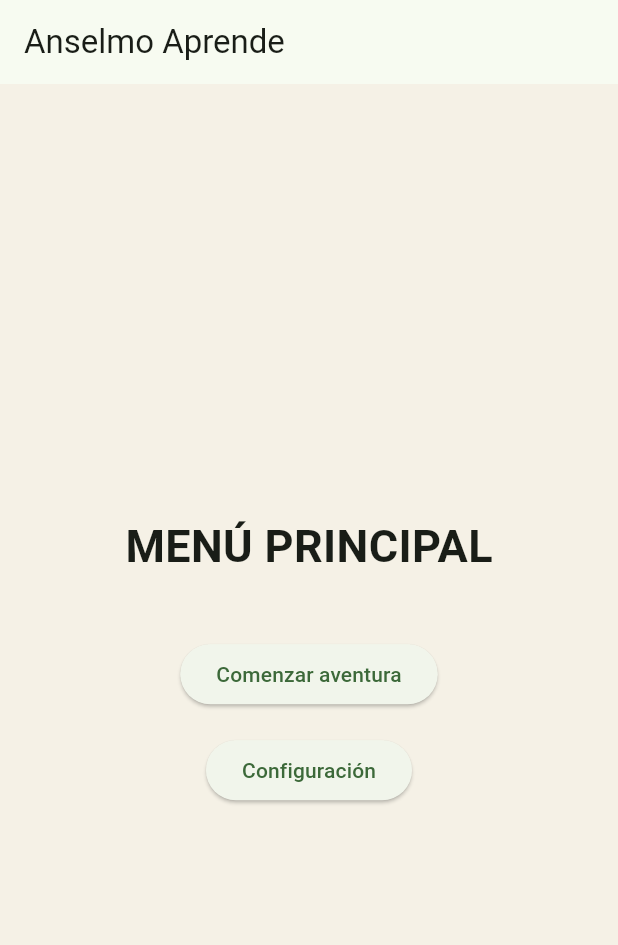
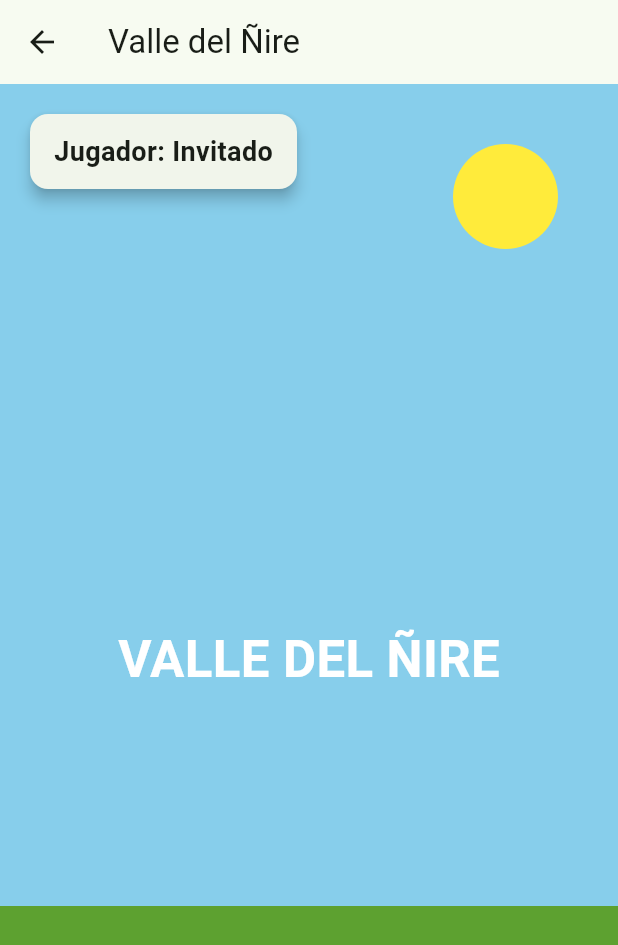
Before and after one commit to SebaSalgado89/anselmo-aprende, a Flutter app: the screen it shows after launch, after a tap on "Comenzar aventura", on a phone screen of 412 x 824 dp. Shown: the top 945 px of the screen. Run offline on Flutter 3.47's test engine with Material 3 defaults, Android fonts, the phone set to English and light mode, and no system bars.

Commit message:
Sprint 5 - Base visual del mundo

```diff
--- a/lib/app/routes.dart
+++ b/lib/app/routes.dart
@@ -1,16 +1,20 @@
 import 'package:flutter/material.dart';
+
 import '../features/home/home_screen.dart';
+import '../features/settings/settings_screen.dart';
 import '../features/splash/splash_screen.dart';
-import '../features/settings/settings_screen.dart';
+import '../features/world/world_screen.dart';
 
 class AppRoutes {
   static const splash = '/';
   static const home = '/home';
   static const settings = '/settings';
+  static const world = '/world';
 
   static Map<String, WidgetBuilder> get routes => {
         splash: (_) => const SplashScreen(),
         home: (_) => const HomeScreen(),
         settings: (_) => const SettingsScreen(),
+        world: (_) => const WorldScreen(),
       };
 }
--- a/lib/features/home/home_screen.dart
+++ b/lib/features/home/home_screen.dart
@@ -22,7 +22,9 @@ class HomeScreen extends StatelessWidget {
             ),
             const SizedBox(height: 40),
             ElevatedButton(
-              onPressed: () {},
+              onPressed: () {
+                Navigator.pushNamed(context, '/world');
+              },
               child: const Text('Comenzar aventura'),
             ),
             const SizedBox(height: 16),
--- /dev/null
+++ b/lib/features/world/world_screen.dart
@@ -0,0 +1,63 @@
+import 'package:flutter/material.dart';
+import '../../widgets/info_card.dart';
+
+class WorldScreen extends StatelessWidget {
+  const WorldScreen({super.key});
+
+  @override
+  Widget build(BuildContext context) {
+    return Scaffold(
+      appBar: AppBar(
+        title: const Text('Valle del Ñire'),
+      ),
+      body: Stack(
+        children: [
+          // Cielo
+          Container(
+            color: const Color(0xFF87CEEB),
+          ),
+
+          // Sol
+          const Positioned(
+            top: 40,
+            right: 40,
+            child: CircleAvatar(
+              radius: 35,
+              backgroundColor: Colors.yellow,
+            ),
+          ),
+
+          // Pasto
+          Align(
+            alignment: Alignment.bottomCenter,
+            child: Container(
+              height: 220,
+              color: const Color(0xFF5DA130),
+            ),
+          ),
+
+          // Nombre del mapa
+          const Center(
+            child: Text(
+              'VALLE DEL ÑIRE',
+              style: TextStyle(
+                fontSize: 34,
+                fontWeight: FontWeight.bold,
+                color: Colors.white,
+              ),
+            ),
+          ),
+
+          // Información del jugador
+          const Positioned(
+            left: 16,
+            top: 16,
+            child: InfoCard(
+              title: 'Jugador: Invitado',
+            ),
+          ),
+        ],
+      ),
+    );
+  }
+}
--- /dev/null
+++ b/lib/widgets/info_card.dart
@@ -0,0 +1,30 @@
+import 'package:flutter/material.dart';
+
+class InfoCard extends StatelessWidget {
+  final String title;
+
+  const InfoCard({
+    super.key,
+    required this.title,
+  });
+
+  @override
+  Widget build(BuildContext context) {
+    return Card(
+      elevation: 4,
+      child: Padding(
+        padding: const EdgeInsets.symmetric(
+          horizontal: 16,
+          vertical: 12,
+        ),
+        child: Text(
+          title,
+          style: const TextStyle(
+            fontSize: 18,
+            fontWeight: FontWeight.w600,
+          ),
+        ),
+      ),
+    );
+  }
+}
```
